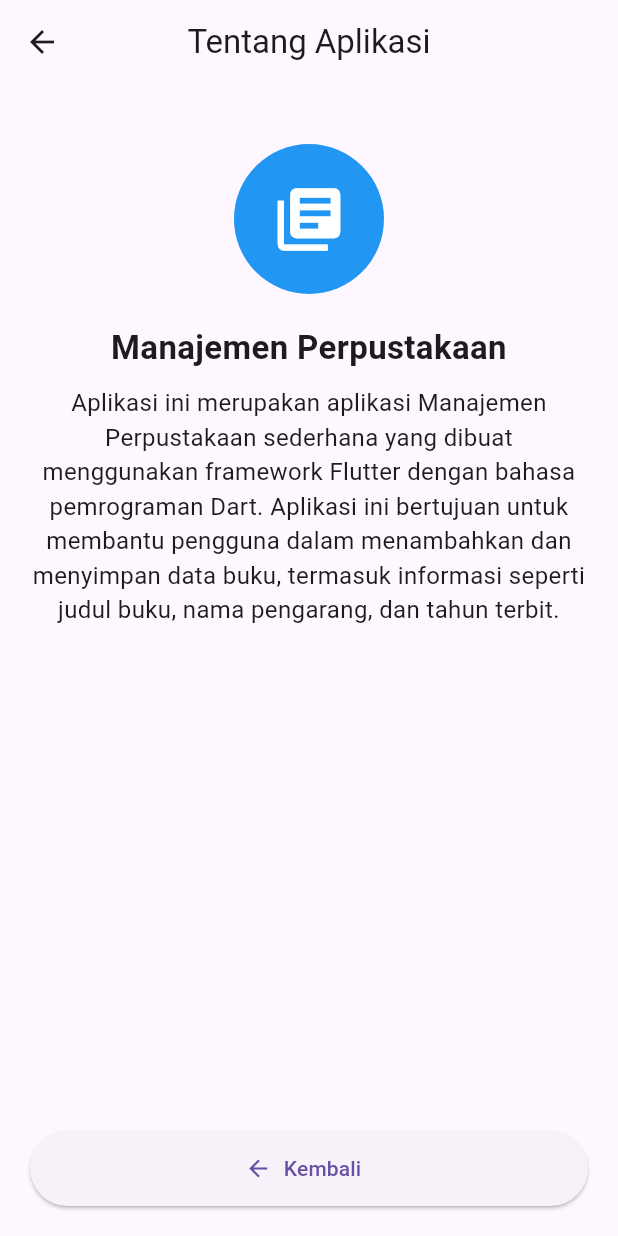
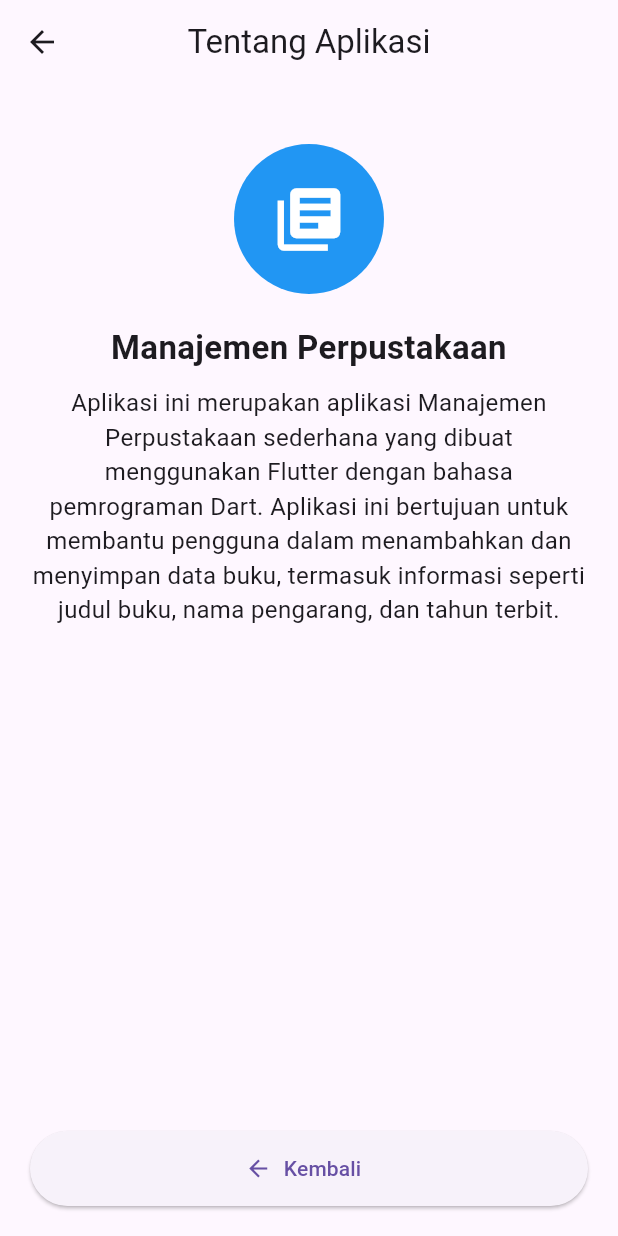
Before and after one commit to Musthafahmad07/Mini-Project-1-PAB, a Flutter app: the HalamanTentang screen opened directly, on a phone screen of 412 x 824 dp. Run offline on Flutter 3.47's test engine with Material 3 defaults, Android fonts, the phone set to English and light mode, and no system bars; our stand-ins replace get.

Commit message:
halaman_tentang.dart

```diff
--- a/lib/halaman/halaman_tentang.dart
+++ b/lib/halaman/halaman_tentang.dart
@@ -34,7 +34,7 @@ class HalamanTentang extends StatelessWidget {
 
             const Text(
               "Aplikasi ini merupakan aplikasi Manajemen Perpustakaan sederhana yang dibuat "
-              "menggunakan framework Flutter dengan bahasa pemrograman Dart. Aplikasi ini bertujuan untuk membantu "
+              "menggunakan Flutter dengan bahasa pemrograman Dart. Aplikasi ini bertujuan untuk membantu "
               "pengguna dalam menambahkan dan menyimpan data buku, termasuk informasi seperti judul buku, nama pengarang, dan tahun terbit.",
               textAlign: TextAlign.center,
               style: TextStyle(fontSize: 16),
```
